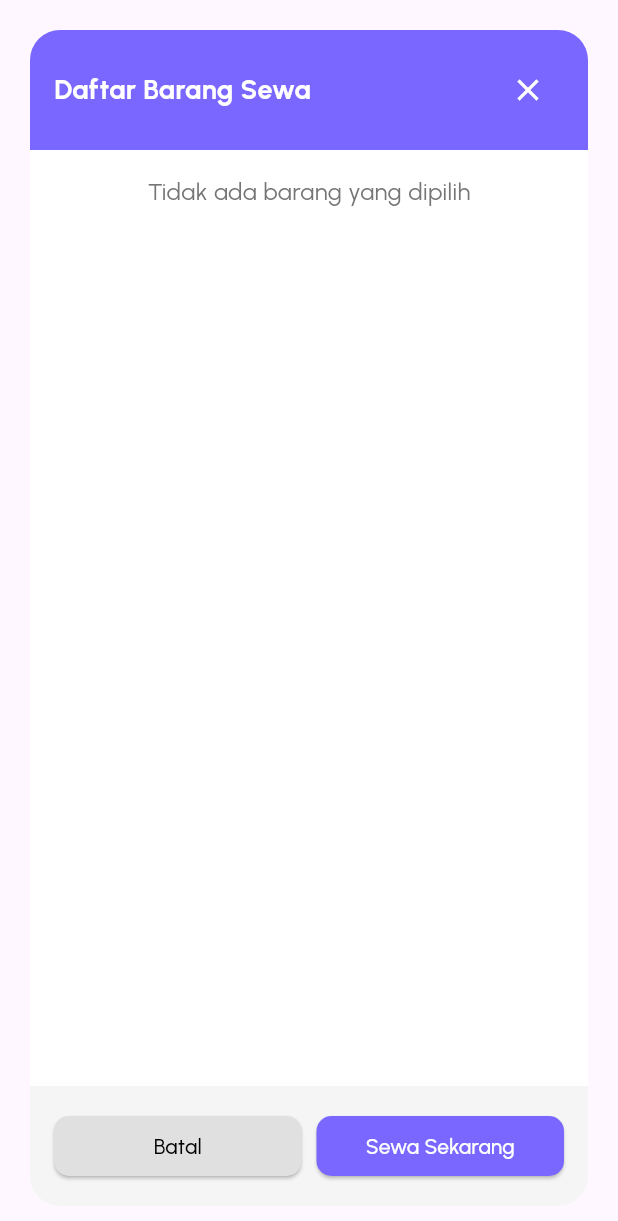
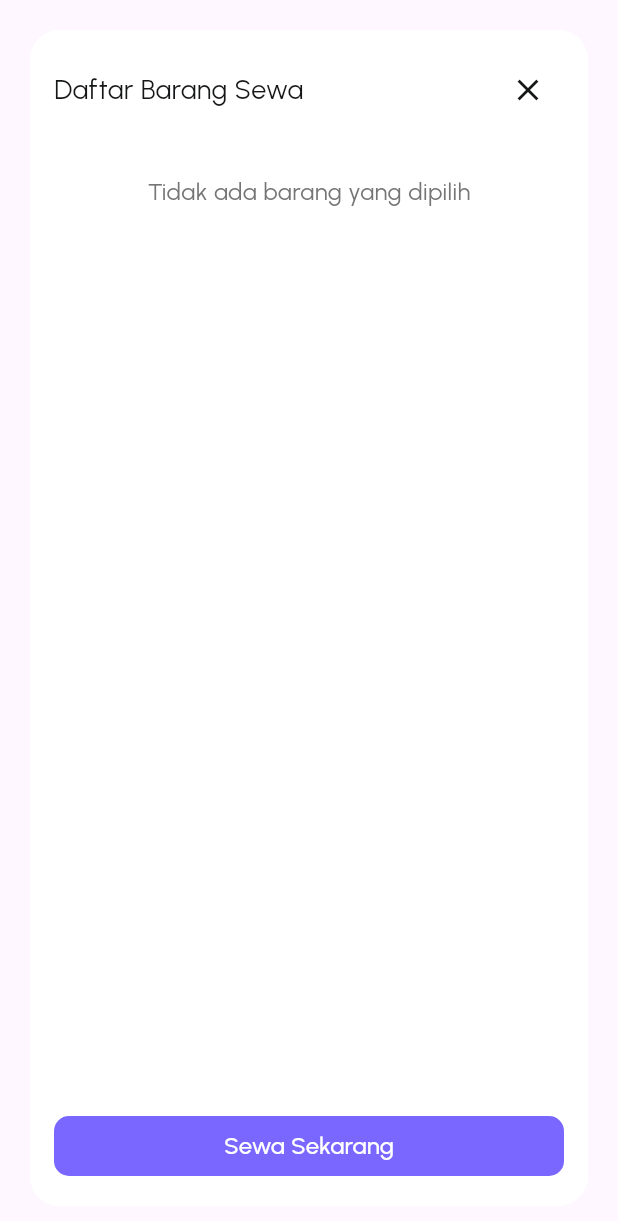
Before and after one commit to G2aluh/Jari, a Flutter app: the RentalSelectionDialog widget shown alone on an empty page, opened directly with empty values, on a phone screen of 412 x 824 dp. Shown: the top 1221 px of the screen. Run offline on Flutter 3.47's test engine with Material 3 defaults, Android fonts, the phone set to English and light mode, and no system bars; our stand-ins replace flutter_iconly, fluttertoast, get, google_fonts.

Commit message:
Target 3 - Peminjaman01

```diff
--- a/lib/app/modules/dashboard/peminjam/widgets/pengajuan_peminjaman_dialog.dart
+++ b/lib/app/modules/dashboard/peminjam/dialog/pengajuan_peminjaman_dialog.dart
@@ -117,7 +117,7 @@ class _RentalSelectionDialogState extends State<RentalSelectionDialog> {
             Container(
               padding: const EdgeInsets.all(16),
               decoration: BoxDecoration(
-                color: Warna.ungu,
+                color: Warna.putih,
                 borderRadius: BorderRadius.vertical(top: Radius.circular(20)),
               ),
               child: Row(
@@ -126,14 +126,13 @@ class _RentalSelectionDialogState extends State<RentalSelectionDialog> {
                   const Text(
                     'Daftar Barang Sewa',
                     style: TextStyle(
-                      color: Colors.white,
+                      color: Warna.hitamBackground,
                       fontSize: 18,
-                      fontWeight: FontWeight.bold,
                     ),
                   ),
                   IconButton(
                     onPressed: () => Navigator.pop(context),
-                    icon: const Icon(Icons.close, color: Colors.white),
+                    icon: const Icon(Icons.close, color: Warna.hitamBackground),
                   ),
                 ],
               ),
@@ -163,7 +162,7 @@ class _RentalSelectionDialogState extends State<RentalSelectionDialog> {
             Container(
               padding: const EdgeInsets.all(16),
               decoration: BoxDecoration(
-                color: Colors.grey[100],
+                color: Warna.putih,
                 borderRadius: BorderRadius.vertical(
                   bottom: Radius.circular(20),
                 ),
@@ -172,33 +171,24 @@ class _RentalSelectionDialogState extends State<RentalSelectionDialog> {
                 children: [
                   Expanded(
                     child: ElevatedButton(
-                      onPressed: () => Navigator.pop(context),
-                      style: ElevatedButton.styleFrom(
-                        backgroundColor: Colors.grey[300],
-                        foregroundColor: Colors.black,
-                        shape: RoundedRectangleBorder(
-                          borderRadius: BorderRadius.circular(10),
-                        ),
-                      ),
-                      child: const Text('Batal'),
-                    ),
-                  ),
-                  const SizedBox(width: 10),
-                  Expanded(
-                    child: ElevatedButton(
                       onPressed: () {
                         // Here you can process the rental items with their quantities
                         // For now, just close the dialog
                         Navigator.pop(context);
                       },
                       style: ElevatedButton.styleFrom(
+                        shadowColor: Colors.transparent,
+                        elevation: 0,
                         backgroundColor: Warna.ungu,
                         foregroundColor: Colors.white,
                         shape: RoundedRectangleBorder(
                           borderRadius: BorderRadius.circular(10),
                         ),
                       ),
-                      child: const Text('Sewa Sekarang'),
+                      child: const Text('Sewa Sekarang', style: TextStyle(
+                        fontSize: 16,
+                        fontWeight: FontWeight.w500
+                      ),),
                     ),
                   ),
                 ],
@@ -218,6 +208,8 @@ class _RentalSelectionDialogState extends State<RentalSelectionDialog> {
     required VoidCallback onDecrement,
   }) {
     return Card(
+      color: Warna.ungu.withOpacity(0.2),
+      elevation: 0,
       margin: const EdgeInsets.only(bottom: 10),
       child: Padding(
         padding: const EdgeInsets.all(12),
@@ -229,7 +221,7 @@ class _RentalSelectionDialogState extends State<RentalSelectionDialog> {
               height: 60,
               decoration: BoxDecoration(
                 borderRadius: BorderRadius.circular(10),
-                color: Colors.grey[200],
+                color: Warna.putih,
               ),
               child: image.isNotEmpty
                   ? ClipRRect(
@@ -254,7 +246,7 @@ class _RentalSelectionDialogState extends State<RentalSelectionDialog> {
             Container(
               padding: const EdgeInsets.symmetric(horizontal: 8),
               decoration: BoxDecoration(
-                color: Colors.grey[100],
+                color: Warna.putih,
                 borderRadius: BorderRadius.circular(8),
               ),
               child: Row(
--- a/lib/app/routes/app_pages.dart
+++ b/lib/app/routes/app_pages.dart
@@ -1,7 +1,8 @@
 import 'package:get/get.dart';
 import '../modules/dashboard/peminjam/peminjam_dashboard_view.dart';
-import '../modules/dashboard/admin/admin_dashboard_view.dart';
-import '../modules/dashboard/petugas/petugas_dashboard_view.dart';
+import '../modules/peminjaman/views/peminjam/riwayat_peminjaman_view.dart';
+import '../modules/peminjaman/views/peminjam/dialog/detail_riwayat_peminjaman_view.dart';
+
 import 'app_routes.dart';
 
 class AppPages {
@@ -10,5 +11,13 @@ class AppPages {
       name: Routes.peminjamDashboard,
       page: () => const PeminjamDashboardView(),
     ),
+    GetPage(
+      name: Routes.riwayatPeminjam,
+      page: () => const RiwayatPeminjamanView(),
+    ),
+    GetPage(
+      name: Routes.detailRiwayatPeminjam,
+      page: () => const DetailRiwayatPeminjamanView(),
+    ),
   ];
 }
--- a/lib/app/routes/app_routes.dart
+++ b/lib/app/routes/app_routes.dart
@@ -1,4 +1,5 @@
 abstract class Routes {
   static const peminjamDashboard = '/peminjam-dashboard';
-
+  static const riwayatPeminjam = '/riwayat-peminjam';
+  static const detailRiwayatPeminjam = '/detail-riwayat-peminjam';
 }
```
Also changed, not shown: lib/app/modules/dashboard/peminjam/peminjam_dashboard_view.dart (+8 -2 lines), lib/app/modules/peminjaman/views/peminjam/dialog/detail_riwayat_peminjaman_view.dart (added, +146 -0 lines), lib/app/modules/peminjaman/views/peminjam/riwayat_peminjaman_view.dart (+155 -0 lines), lib/app/modules/peminjaman/views/peminjam/ajukan_peminjaman_view.dart (deleted).
